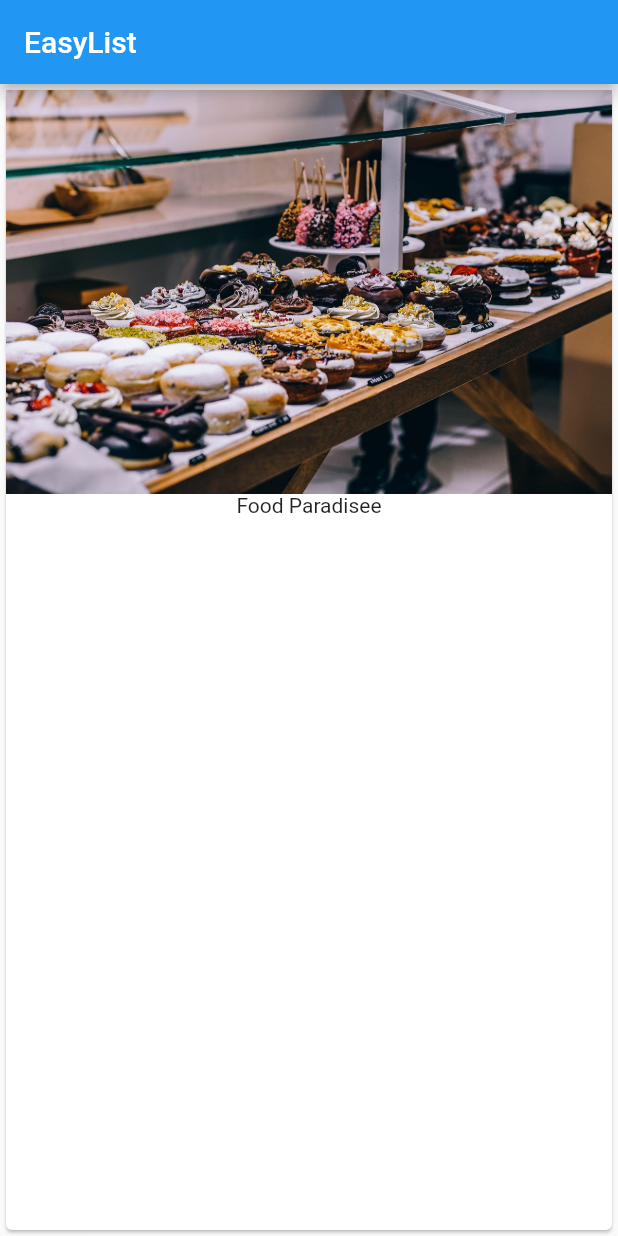
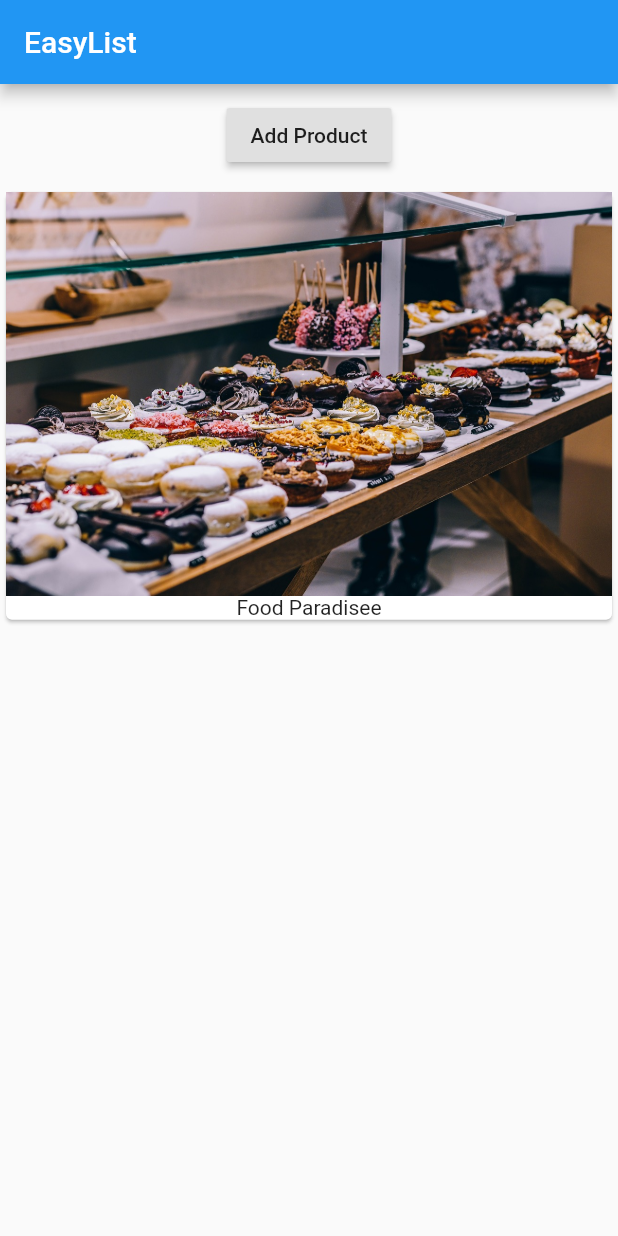
Before and after one commit to Fedrius/learning_flutter, a Flutter app: the screen it shows after launch, on a phone screen of 412 x 824 dp. Run offline on Flutter 3.47's test engine with Material 2 defaults, Android fonts, the phone set to English and light mode, and no system bars.

Commit message:
added a non=functioning btn inside a container

```diff
--- a/lib/main.dart
+++ b/lib/main.dart
@@ -10,14 +10,31 @@ class MyApp extends StatelessWidget {
   Widget build(context) {
     return MaterialApp(
       home: Scaffold(
-        appBar:AppBar( //Top nav bar
-          title: Text('EasyList'),
-        ),
-        body: Card(child: Column(children: <Widget>[
-          Image.asset('assets/food.jpg'),
-          Text('Food Paradisee')
-        ],)),
-      ),
+          //Top nav bar
+          appBar: AppBar(
+            title: Text('EasyList'),
+          ),
+          // shows in column format
+          body: Column(
+            // an array of cards
+            children: [
+              Container(
+                margin: EdgeInsets.all(10.0),
+                child: RaisedButton(
+                      onPressed: () {},
+                      child: Text('Add Product'),
+                    ),
+              ),
+              Card(
+                child: Column(
+                  children: <Widget>[
+                    Image.asset('assets/food.jpg'),
+                    Text('Food Paradisee')
+                  ],
+                ),
+              ),
+            ],
+          )),
     );
   }
 }
```
